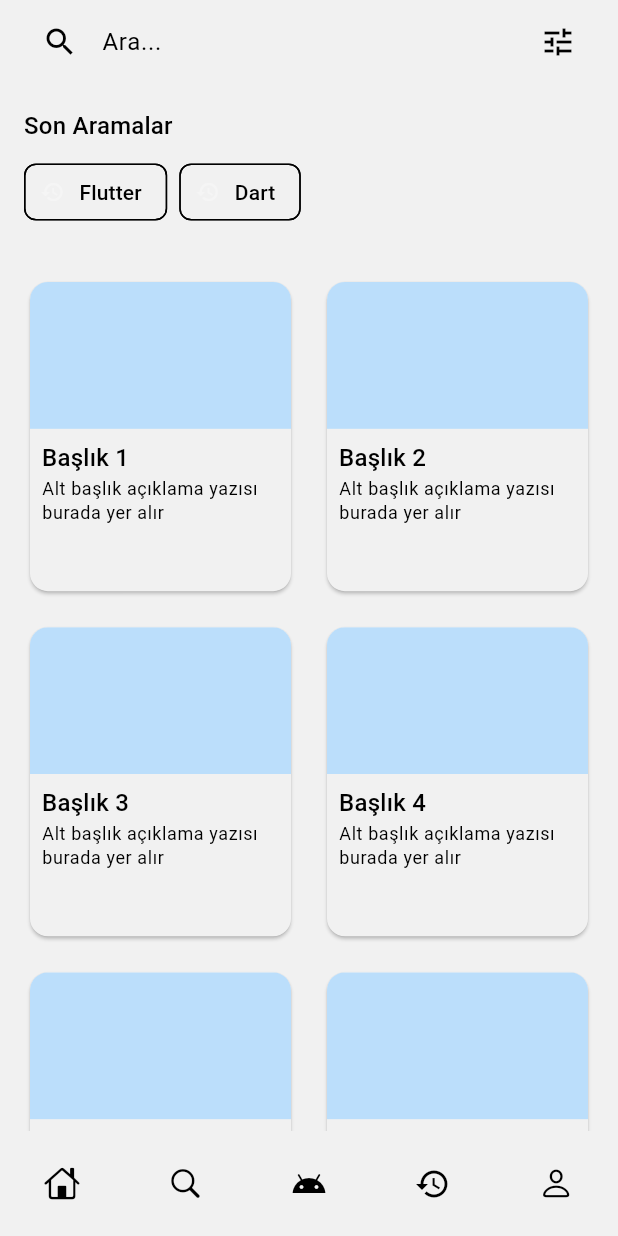
After one commit to omerfaruk-yildiz/Flawless-Code, a Flutter app: the SearchScreen screen opened by its route, on a phone screen of 412 x 824 dp. The commit adds this screen. Run offline on Flutter 3.47's test engine with Material 3 defaults, Android fonts, the phone set to English and light mode, and no system bars; our stand-ins replace go_router, google_fonts.

Commit message:
arama sayfasını ekledim

```diff
--- a/lib/core/rotues.dart
+++ b/lib/core/rotues.dart
@@ -1,23 +1,44 @@
+// uygulamada sayfalari ve navigasyon islemlerini burada tanimlicaz
+import 'package:go_router/go_router.dart';
+import '../screens/loading_screen.dart';
+import '../screens/home_screen.dart';
+import '../screens/loading_screen.dart';
+import '../screens/profile_screen.dart';
+import '../screens/search_screen.dart';
 
-import 'package:go_router/go_router.dart';
-import '../screens/home_screen.dart';
-import '../screens/lesson_screen.dart';
-import '../screens/profile_screen.dart';
-
-final GoRouter router = GoRouter(
+// Router yapılandırması
+final router = GoRouter(
   initialLocation: '/', // Başlangıç rotası
   routes: [
     GoRoute(
       path: '/',
-      builder: (context, state) => const HomeScreen(), // Ana ekran
+      pageBuilder: (context, state) => NoTransitionPage<void>(
+        key: state.pageKey,
+        child: const LoadingScreen(),
+      ),
     ),
     GoRoute(
-      path: '/lesson',
-      builder: (context, state) => const LessonScreen(), // Ders ekranı
+      path: '/home',
+      pageBuilder: (context, state) => NoTransitionPage<void>(
+        key: state.pageKey,
+        child: const HomeScreen(),
+      ),
     ),
     GoRoute(
       path: '/profile',
-      builder: (context, state) => const ProfileScreen(), // Profil ekranı
+      pageBuilder: (context, state) => NoTransitionPage<void>(
+        key: state.pageKey,
+        child: const ProfileScreen(),
+      ),
     ),
+
+    GoRoute(
+      path: '/search',
+      pageBuilder: (context, state) => NoTransitionPage<void>(
+        key: state.pageKey,
+        child: const SearchScreen(),
+      ),
+    ),
+
   ],
 );
--- /dev/null
+++ b/lib/screens/search_screen.dart
@@ -0,0 +1,120 @@
+import 'package:flutter/material.dart';
+
+
+import '../widgets/bottom_menu.dart';
+
+class SearchScreen extends StatelessWidget {
+  const SearchScreen({super.key});
+  @override
+  Widget build(BuildContext context) {
+    return Scaffold(
+      // backgroundColor: colors["primary"],
+      body: CustomScrollView(
+        slivers: [
+          SliverAppBar(
+            floating: true,
+            snap: true,
+            title: TextField(
+              decoration: InputDecoration(
+                hintText: "Ara...",
+                filled: true,
+                fillColor: Theme.of(context).colorScheme.surfaceVariant,
+                border: OutlineInputBorder(
+                  borderRadius: BorderRadius.circular(50),
+                  borderSide: BorderSide.none,
+                ),
+                prefixIcon: Icon(Icons.search),
+                suffixIcon: IconButton(
+                  icon: Icon(Icons.tune),
+                  onPressed: () {
+                    // Filtre dialog
+                  },
+                ),
+              ),
+            ),
+          ),
+          SliverToBoxAdapter(
+            child: Padding(
+              padding: EdgeInsets.all(16),
+              child: Column(
+                crossAxisAlignment: CrossAxisAlignment.start,
+                children: [
+                  Text(
+                    "Son Aramalar",
+                    style: Theme.of(context).textTheme.titleMedium,
+                  ),
+                  SizedBox(height: 8),
+                  Wrap(
+                    spacing: 8,
+                    children: [
+                      ActionChip(
+                        label: Text("Flutter"),
+                        onPressed: () {},
+                        avatar: Icon(Icons.history, size: 16),
+                      ),
+                      ActionChip(
+                        label: Text("Dart"),
+                        onPressed: () {},
+                        avatar: Icon(Icons.history, size: 16),
+                      ),
+                    ],
+                  ),
+                ],
+              ),
+            ),
+          ),
+          SliverPadding(
+            padding: EdgeInsets.all(16),
+            sliver: SliverGrid(
+              gridDelegate: SliverGridDelegateWithFixedCrossAxisCount(
+                crossAxisCount: 2,
+                mainAxisSpacing: 16,
+                crossAxisSpacing: 16,
+                childAspectRatio: 0.85,
+              ),
+              delegate: SliverChildBuilderDelegate(
+                (context, index) => Card(
+                  clipBehavior: Clip.antiAlias,
+                  child: Column(
+                    crossAxisAlignment: CrossAxisAlignment.start,
+                    children: [
+                      AspectRatio(
+                        aspectRatio: 16 / 9,
+                        child: Container(
+                          color:
+                              Theme.of(context).colorScheme.secondaryContainer,
+                        ),
+                      ),
+                      Padding(
+                        padding: EdgeInsets.all(8),
+                        child: Column(
+                          crossAxisAlignment: CrossAxisAlignment.start,
+                          children: [
+                            Text(
+                              "Başlık ${index + 1}",
+                              style: Theme.of(context).textTheme.titleMedium,
+                              maxLines: 1,
+                              overflow: TextOverflow.ellipsis,
+                            ),
+                            Text(
+                              "Alt başlık açıklama yazısı burada yer alır",
+                              style: Theme.of(context).textTheme.bodySmall,
+                              maxLines: 2,
+                              overflow: TextOverflow.ellipsis,
+                            ),
+                          ],
+                        ),
+                      ),
+                    ],
+                  ),
+                ),
+                childCount: 10,
+              ),
+            ),
+          ),
+        ],
+      ),
+      bottomNavigationBar: BottomMenu(),
+    );
+  }
+}
```
